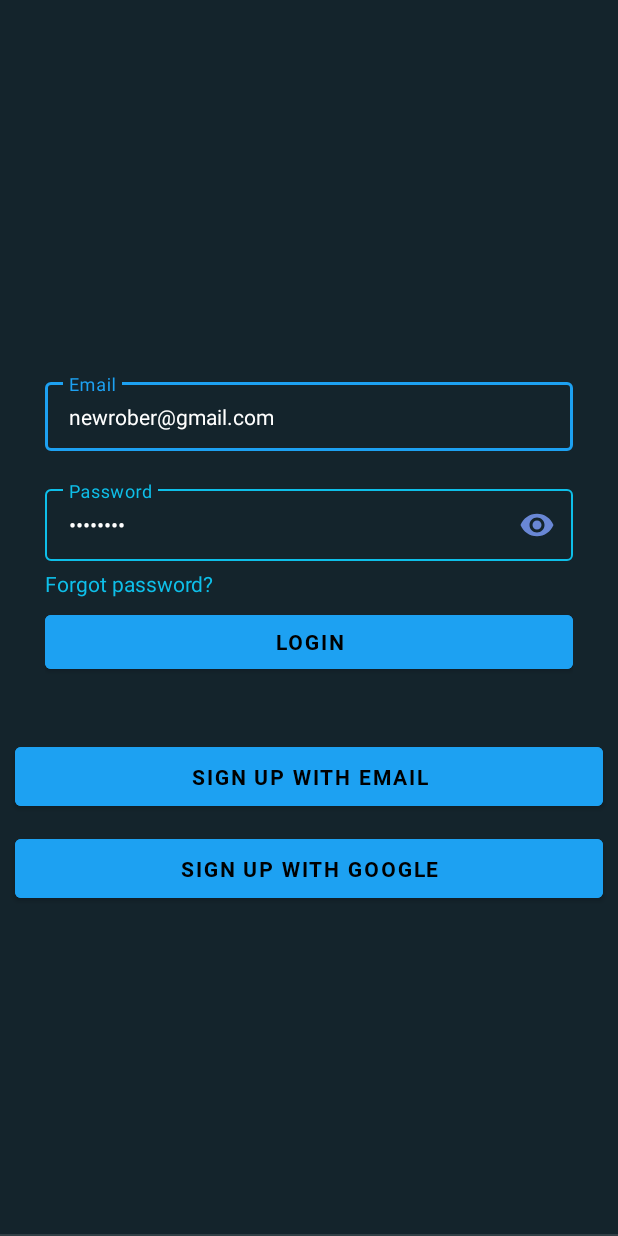
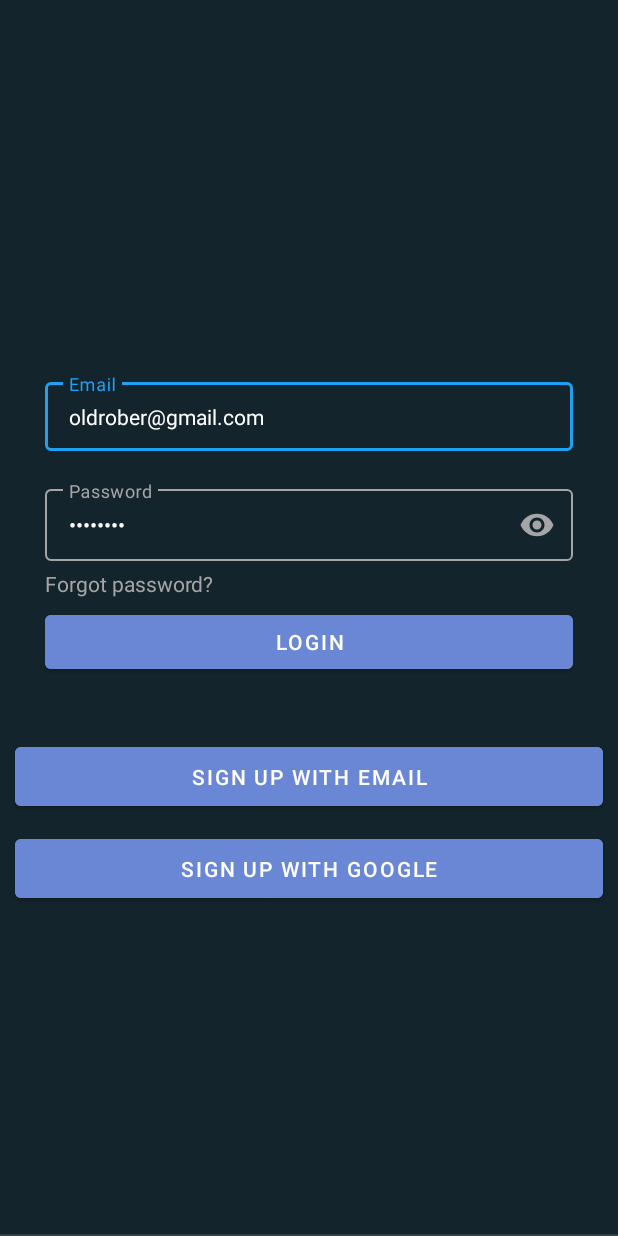
Before and after one commit to robercoding/Blog-App, an Android app: the screen it shows after launch (MainActivity), on a phone screen of 412 x 824 dp. Run offline under Robolectric (Android 15) with nearby library versions, the phone set to English and light mode, and no system bars; our stand-ins replace Dagger/Hilt's generated code, Firebase (no records; nobody signed in at launch, a user with empty details on screens opened directly), Room's generated code, navigation-ui; libraries missing offline, so code that uses them is left out: androidx.hilt.lifecycle, com.facebook.stetho; 1 statement that could not run was skipped.

Commit message:
ProfileDetail: Solved bug that crashed the app when user refreshed. Feed: Solved bug that crashed the app when entering for some users, due a data being modified from other site. Changed minor login and register layout design thanks to users who gave feedback.

```diff
--- a/app/src/main/java/com/rober/blogapp/data/network/firebase/FirebaseFeedManager.kt
+++ b/app/src/main/java/com/rober/blogapp/data/network/firebase/FirebaseFeedManager.kt
@@ -362,6 +362,7 @@ constructor
 
         if (listUsersFollowingNotContain.isEmpty()) {
             emit(ResultData.Success(emptyList<User>()))
+            return@flow
         }
 
         val listNewUsersFollowingNotContain = mutableListOf<User>()
--- a/app/src/main/java/com/rober/blogapp/ui/auth/login/LoginFragment.kt
+++ b/app/src/main/java/com/rober/blogapp/ui/auth/login/LoginFragment.kt
@@ -103,6 +103,7 @@ class LoginFragment : Fragment() {
                 errorMessage(state.message)
             }
             is AuthState.Idle -> {
+
                 displayProgressBar(false)
 //                Snackbar.make(requireView(), "Idle", Snackbar.LENGTH_SHORT).show()
             }
--- a/app/src/main/java/com/rober/blogapp/ui/main/profile/profiledetail/ProfileDetailFragment.kt
+++ b/app/src/main/java/com/rober/blogapp/ui/main/profile/profiledetail/ProfileDetailFragment.kt
@@ -114,6 +114,7 @@ class ProfileFragment : Fragment(), RecyclerViewActionInterface {
             is ProfileDetailState.SetUserPosts -> {
                 val listUserPosts = profileDetailState.listUserPosts
                 setUserPosts(listUserPosts.toMutableList(), profileDetailState.user)
+                Log.i("Refresh", "lets stop display etc")
                 displayProgressBar(false)
                 stopSwipeRefresh()
                 profileDetailViewModel.setIntention(ProfileDetailFragmentEvent.Idle)
--- a/app/src/main/java/com/rober/blogapp/ui/main/profile/profiledetail/ProfileDetailViewModel.kt
+++ b/app/src/main/java/com/rober/blogapp/ui/main/profile/profiledetail/ProfileDetailViewModel.kt
@@ -248,7 +248,9 @@ class ProfileDetailViewModel
 
     private fun getNewerPosts() {
         viewModelScope.launch {
-
+            user?.also {tempUser->
+                previousBackgroundImageUrl = tempUser.backgroundImageUrl
+            }
             user = firebaseRepository.getCurrentUserRefreshed()
 
             user?.also { tempUser ->
@@ -259,7 +261,7 @@ class ProfileDetailViewModel
                         _profileDetailState.value = ProfileDetailState.SetCurrentUserProfile(tempUser, tempBitmap)
                     }
                 }
-                firebaseRepository.retrieveNewerPostsUserProfile(tempUser.username)
+                firebaseRepository.retrieveNewerPostsUserProfile(tempUser.user_id)
                     .collect { resultData ->
                         when (resultData) {
                             is ResultData.Success -> {
--- a/app/src/main/res/color/text_input_box_stroke.xml
+++ b/app/src/main/res/color/text_input_box_stroke.xml
@@ -2,6 +2,6 @@
 <selector xmlns:android="http://schemas.android.com/apk/res/android">
     <item android:color="@color/blueTwitter" android:state_focused="true" />
     <item android:color="@color/blueTwitter" android:state_hovered="true" />
-    <item android:color="@color/blueLight" android:state_enabled="false" />
-    <item android:color="@color/blueLight"/><!-- unfocused -->
+    <item android:color="@color/grayLight" android:state_enabled="false" />
+    <item android:color="@color/grayLight"/><!-- unfocused -->
 </selector>
--- a/app/src/main/res/color/text_input_text_hint.xml
+++ b/app/src/main/res/color/text_input_text_hint.xml
@@ -2,7 +2,7 @@
 <selector xmlns:android="http://schemas.android.com/apk/res/android">
     <item android:color="@color/blueTwitter" android:state_focused="true"/>
     <item android:color="@color/blueTwitter" android:state_hovered="true" />
-    <item android:color="@color/blueLight" android:state_hovered="false"/>
-    <item android:color="@color/blueLight" android:state_enabled="false" />
-    <item android:color="@color/blueLight" android:state_focused="false"/>
+    <item android:color="@color/grayLight" android:state_hovered="false"/>
+    <item android:color="@color/grayLight" android:state_enabled="false" />
+    <item android:color="@color/grayLight" android:state_focused="false"/>
 </selector>
--- a/app/src/main/res/layout/fragment_login.xml
+++ b/app/src/main/res/layout/fragment_login.xml
@@ -27,7 +27,7 @@
                 android:layout_width="match_parent"
                 android:layout_height="match_parent"
                 android:hint="@string/email"
-                android:text="newrober@gmail.com" />
+                android:text="oldrober@gmail.com" />
 
         </com.google.android.material.textfield.TextInputLayout>
 
@@ -38,7 +38,7 @@
             android:layout_marginTop="20dp"
             android:layout_marginBottom="5dp"
             app:endIconMode="password_toggle"
-            app:endIconTint="@color/blueGray">
+            app:endIconTint="@color/grayLight">
 
             <com.google.android.material.textfield.TextInputEditText
                 android:id="@+id/etPassword"
@@ -47,7 +47,7 @@
                 android:layout_height="match_parent"
                 android:hint="@string/password"
                 android:inputType="textPassword"
-                android:text="newrober" />
+                android:text="oldrober" />
 
         </com.google.android.material.textfield.TextInputLayout>
 
@@ -57,14 +57,14 @@
             android:layout_height="wrap_content"
             android:layout_marginBottom="5dp"
             android:text="@string/forgot_password"
-            android:textColor="@color/blueLight" />
+            android:textColor="@color/grayLight" />
 
         <Button
             android:id="@+id/btnLogin"
             android:layout_width="match_parent"
             android:layout_height="wrap_content"
-            android:backgroundTint="@color/blueTwitter"
-            android:fontFamily="@font/roboto_bold"
+            android:backgroundTint="@color/blueGray"
+            android:textColor="@color/white"
             android:text="@string/login" />
     </LinearLayout>
 
@@ -80,11 +80,11 @@
         android:layout_width="match_parent"
         android:layout_height="wrap_content"
         android:layout_margin="10dp"
-        android:backgroundTint="@color/blueTwitter"
-        android:fontFamily="@font/roboto_bold"
+        android:backgroundTint="@color/blueGray"
+
         android:padding="10dp"
         android:text="@string/sign_up_with_email"
-        android:textColor="@color/black" />
+        android:textColor="@color/white" />
 
     <Button
         android:id="@+id/btnRegisterGoogle"
@@ -92,10 +92,9 @@
         android:layout_height="wrap_content"
         android:layout_marginLeft="10dp"
         android:layout_marginRight="10dp"
-        android:backgroundTint="@color/blueTwitter"
-        android:fontFamily="@font/roboto_bold"
+        android:backgroundTint="@color/blueGray"
         android:padding="10dp"
         android:text="@string/sign_up_with_google"
-        android:textColor="@color/black" />
+        android:textColor="@color/white" />
 
 </LinearLayout>
--- a/app/src/main/res/layout/fragment_register.xml
+++ b/app/src/main/res/layout/fragment_register.xml
@@ -78,7 +78,7 @@
             android:layout_width="match_parent"
             android:layout_height="wrap_content"
             android:backgroundTint="@color/blueTwitter"
-            android:fontFamily="@font/roboto_bold"
+            android:textColor="@color/white"
             android:text="@string/sign_up" />
 
         <ProgressBar
```
